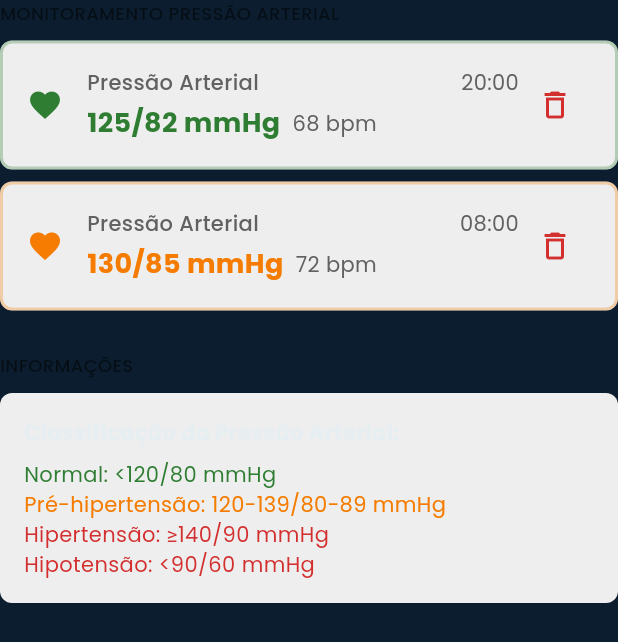
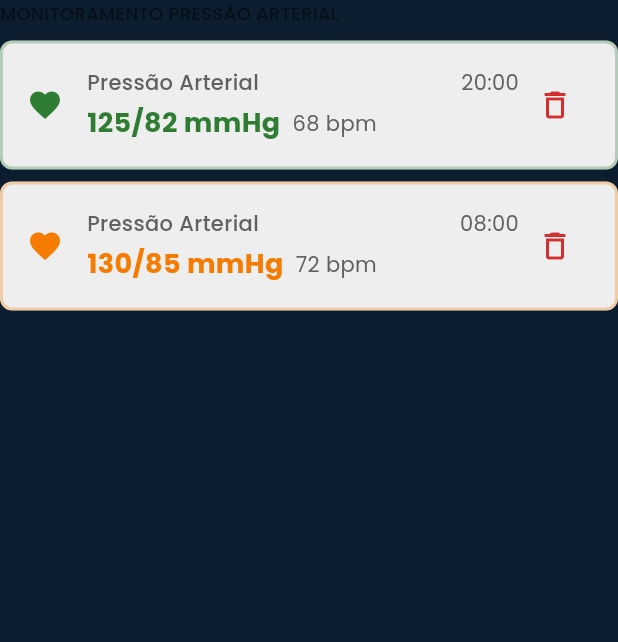
Before and after one commit to Garzin05/Well-Watch, a Flutter app: the BloodPressureDataDisplay widget shown alone on an empty page, opened directly, on a phone screen of 412 x 824 dp. Shown: the top 642 px of the screen. Run offline on Flutter 3.47's test engine with Material 3 defaults, Android fonts, the phone set to English and light mode, and no system bars; our stand-ins replace animate_do, fl_chart, font_awesome_flutter, google_fonts, lottie, mask_text_input_formatter and 1 more; accounts and stored records are empty.

Commit message:
Ajustes tabelas

```diff
--- a/Código-Well-Watch/lib/screens/doctor/pages/blood_pressure_page.dart
+++ b/Código-Well-Watch/lib/screens/doctor/pages/blood_pressure_page.dart
@@ -21,7 +21,7 @@ class _BloodPressurePageState extends State<BloodPressurePage> {
     final diastolic = <FlSpot>[];
     for (var i = 0; i < last7.length; i++) {
       final r = last7[i];
-      if (r.systolic != null && r.diastolic != null) {
+      if (r.diastolic != null) {
         systolic.add(FlSpot(i.toDouble(), r.systolic!.toDouble()));
         diastolic.add(FlSpot(i.toDouble(), r.diastolic!.toDouble()));
       }
--- a/Código-Well-Watch/lib/screens/doctor/pages/diabetes_page.dart
+++ b/Código-Well-Watch/lib/screens/doctor/pages/diabetes_page.dart
@@ -20,10 +20,8 @@ class _DiabetesPageState extends State<DiabetesPage> {
     final glucose = <FlSpot>[];
     for (var i = 0; i < last7.length; i++) {
       final r = last7[i];
-      if (r.glucoseMgDl != null) {
-        glucose.add(FlSpot(i.toDouble(), r.glucoseMgDl!.toDouble()));
-      }
-    }
+      glucose.add(FlSpot(i.toDouble(), r.glucoseMgDl!.toDouble()));
+        }
 
     return Scaffold(
       appBar: AppBar(title: const Text('Diabetes')),
--- a/Código-Well-Watch/lib/screens/main/blood_pressure_page.dart
+++ b/Código-Well-Watch/lib/screens/main/blood_pressure_page.dart
@@ -119,10 +119,8 @@ class BloodPressurePage extends StatelessWidget {
               heartRate = int.tryParse(heartRateController.text);
             }
 
-            final healthService = Provider.of<HealthService>(
-              context,
-              listen: false,
-            );
+            final healthService =
+                Provider.of<HealthService>(context, listen: false);
             healthService.addBloodPressureRecord(
               BloodPressureRecord(
                 date: DateTime.now(),
@@ -143,26 +141,60 @@ class BloodPressurePage extends StatelessWidget {
       ),
     );
   }
-
-  HealthDataEntryDialog({required String title, required List<Form> formFields, required Null Function() onSave}) {}
 }
 
+/// Dialog real para entrada de dados de saúde
+class HealthDataEntryDialog extends StatelessWidget {
+  final String title;
+  final List<Widget> formFields;
+  final VoidCallback onSave;
+
+  const HealthDataEntryDialog({
+    super.key,
+    required this.title,
+    required this.formFields,
+    required this.onSave,
+  });
+
+  @override
+  Widget build(BuildContext context) {
+    return AlertDialog(
+      title: Text(title),
+      content: SingleChildScrollView(
+        child: Column(
+          mainAxisSize: MainAxisSize.min,
+          children: formFields,
+        ),
+      ),
+      actions: [
+        TextButton(
+          onPressed: () => Navigator.of(context).pop(),
+          child: const Text('Cancelar'),
+        ),
+        ElevatedButton(
+          onPressed: () {
+            onSave();
+            Navigator.of(context).pop();
+          },
+          child: const Text('Salvar'),
+        ),
+      ],
+    );
+  }
+}
+
+/// Exibição dos registros do dia
 class BloodPressureDataDisplay extends StatelessWidget {
   const BloodPressureDataDisplay({super.key});
 
   @override
   Widget build(BuildContext context) {
     final healthService = Provider.of<HealthService>(context);
-    final DateTime today = DateTime.now();
-    final List<BloodPressureRecord> todayRecords = healthService.getBPForDate(
-      today,
-    );
+    final todayRecords = healthService.getBPForDate(DateTime.now());
 
     Color getBPColor(int systolic, int diastolic) {
       if (systolic >= 140 || diastolic >= 90) return AppColors.bpHigh;
-      if (systolic >= 130 || diastolic >= 85) {
-        return AppColors.bpPre;
-      }
+      if (systolic >= 130 || diastolic >= 85) return AppColors.bpPre;
       if (systolic < 90 || diastolic < 60) return AppColors.bpHigh;
       return AppColors.bpNormal;
     }
@@ -209,7 +241,6 @@ class BloodPressureDataDisplay extends StatelessWidget {
           Column(
             children: todayRecords.map((record) {
               final bpColor = getBPColor(record.systolic, record.diastolic);
-
               return Container(
                 margin: const EdgeInsets.only(bottom: 8),
                 padding: const EdgeInsets.all(16),
@@ -217,9 +248,9 @@ class BloodPressureDataDisplay extends StatelessWidget {
                   color: Colors.grey[200],
                   borderRadius: BorderRadius.circular(8),
                   border: Border.all(
-                        color: bpColor.withAlpha((0.3 * 255).round()),
-                        width: 2,
-                      ),
+                    color: bpColor.withAlpha((0.3 * 255).round()),
+                    width: 2,
+                  ),
                 ),
                 child: Row(
                   children: [
@@ -297,50 +328,6 @@ class BloodPressureDataDisplay extends StatelessWidget {
               );
             }).toList(),
           ),
-        const SizedBox(height: 20),
-        const Text(
-          'INFORMAÇÕES',
-          style: TextStyle(
-            fontSize: 12,
-            color: Colors.black54,
-            fontWeight: FontWeight.w500,
-          ),
-        ),
-        const SizedBox(height: 10),
-        Container(
-          width: double.infinity,
-          padding: const EdgeInsets.all(16),
-          decoration: BoxDecoration(
-            color: Colors.grey[200],
-            borderRadius: BorderRadius.circular(8),
-          ),
-          child: Column(
-            crossAxisAlignment: CrossAxisAlignment.start,
-            children: [
-              const Text(
-                'Classificação da Pressão Arterial:',
-                style: TextStyle(fontSize: 14, fontWeight: FontWeight.bold),
-              ),
-              const SizedBox(height: 8),
-              Text(
-                'Normal: <120/80 mmHg',
-                style: TextStyle(fontSize: 14, color: AppColors.bpNormal),
-              ),
-              Text(
-                'Pré-hipertensão: 120-139/80-89 mmHg',
-                style: TextStyle(fontSize: 14, color: AppColors.bpPre),
-              ),
-              Text(
-                'Hipertensão: ≥140/90 mmHg',
-                style: TextStyle(fontSize: 14, color: AppColors.bpHigh),
-              ),
-              Text(
-                'Hipotensão: <90/60 mmHg',
-                style: TextStyle(fontSize: 14, color: AppColors.bpHigh),
-              ),
-            ],
-          ),
-        ),
       ],
     );
   }
```
Also changed, not shown: Código-Well-Watch/lib/screens/doctor/pages/reports_page.dart (+5 -11 lines), Código-Well-Watch/lib/screens/doctor/pages/weight_page.dart (+3 -5 lines), Código-Well-Watch/lib/screens/main/diabetes_page.dart (+9 -13 lines), Código-Well-Watch/lib/screens/main/weight_page.dart (+4 -5 lines), Código-Well-Watch/lib/widgets/health_data_entry_dialog.dart (added, +40 -0 lines).
